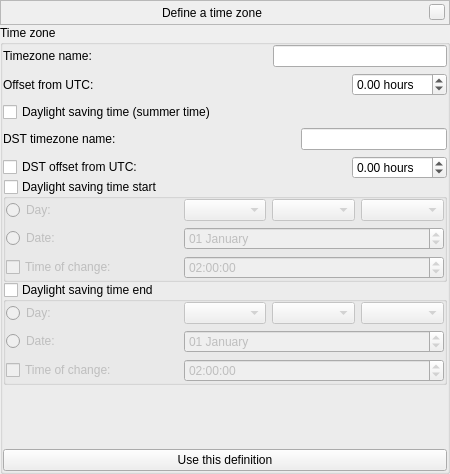
The window that plugins/TimeZoneManager/src/gui/defineTimeZone.ui (519984307/stellarium_src) describes before a commit, drawn with Qt 5.
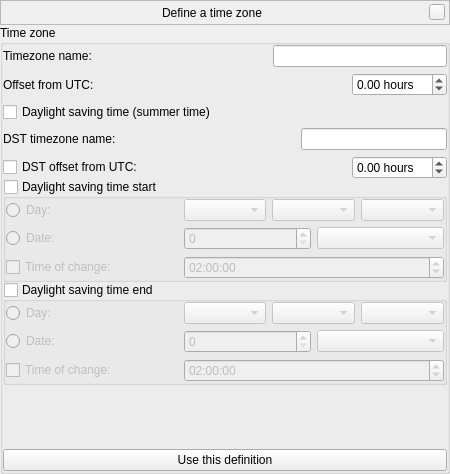
The same window after the commit. Custom widgets are drawn as their Qt base class.

Commit message: avoided the use of QDateEdit widgets

```diff
--- a/plugins/TimeZoneManager/src/gui/defineTimeZone.ui
+++ b/plugins/TimeZoneManager/src/gui/defineTimeZone.ui
@@ -363,13 +363,18 @@
              </widget>
             </item>
             <item row="2" column="2" colspan="3">
-             <widget class="QDateEdit" name="dateEditDstStart">
-              <property name="wrapping">
-               <bool>true</bool>
-              </property>
-              <property name="displayFormat">
-               <string>dd MMMM</string>
-              </property>
+             <widget class="QFrame" name="frameDstStartDate">
+              <layout class="QHBoxLayout" name="horizontalLayout">
+               <property name="margin">
+                <number>0</number>
+               </property>
+               <item>
+                <widget class="QSpinBox" name="spinBoxDstStartDateDay"/>
+               </item>
+               <item>
+                <widget class="QComboBox" name="comboBoxDstStartDateMonth"/>
+               </item>
+              </layout>
              </widget>
             </item>
            </layout>
@@ -430,16 +435,6 @@
               </property>
              </widget>
             </item>
-            <item row="3" column="2" colspan="3">
-             <widget class="QDateEdit" name="dateEditDstEnd">
-              <property name="wrapping">
-               <bool>true</bool>
-              </property>
-              <property name="displayFormat">
-               <string>dd MMMM</string>
-              </property>
-             </widget>
-            </item>
             <item row="3" column="0" colspan="2">
              <widget class="QRadioButton" name="radioButtonDstEndDate">
               <property name="text">
@@ -447,6 +442,21 @@
               </property>
              </widget>
             </item>
+            <item row="3" column="2" colspan="3">
+             <widget class="QFrame" name="frameDstEndDate">
+              <layout class="QHBoxLayout" name="horizontalLayoutDstEndDate">
+               <property name="margin">
+                <number>0</number>
+               </property>
+               <item>
+                <widget class="QSpinBox" name="spinBoxDstEndDateDay"/>
+               </item>
+               <item>
+                <widget class="QComboBox" name="comboBoxDstEndDateMonth"/>
+               </item>
+              </layout>
+             </widget>
+            </item>
            </layout>
           </widget>
          </item>
```
Left out of the diff: 8 changed lines with no effect on the pictures. The commit also changes 2 other files.
